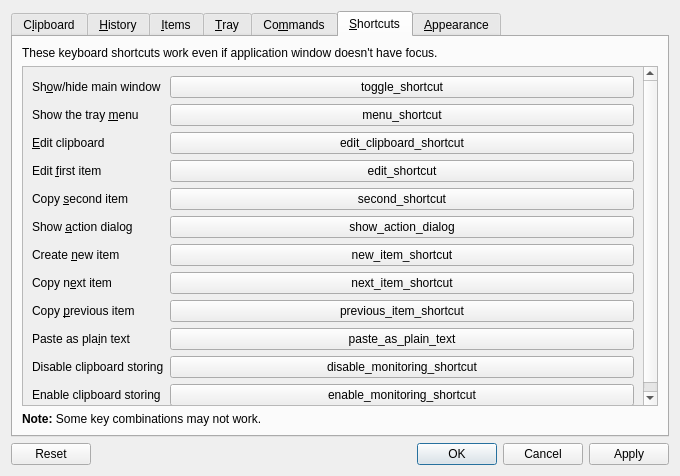
The window that src/ui/configurationmanager.ui (hluk/CopyQ) describes before a commit, drawn with Qt 5.
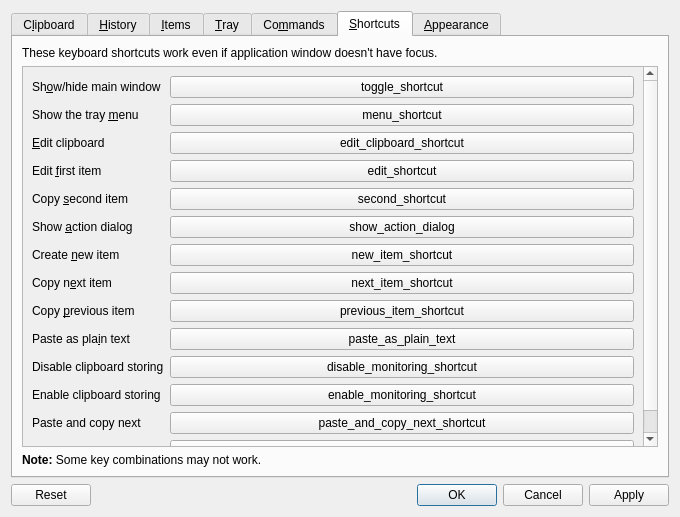
The same window after the commit. The open tabs and pages were chosen to show the change. Icons and pictures are not drawn. Custom widgets are drawn as their Qt base class.

Commit message: Shortcuts to paste and copy next/previous item

Diff of the .ui file:
```diff
--- a/src/ui/configurationmanager.ui
+++ b/src/ui/configurationmanager.ui
@@ -7,7 +7,7 @@
     <x>0</x>
     <y>0</y>
     <width>680</width>
-    <height>476</height>
+    <height>517</height>
    </rect>
   </property>
   <property name="minimumSize">
@@ -892,8 +892,8 @@
              <rect>
               <x>0</x>
               <y>0</y>
-              <width>636</width>
-              <height>342</height>
+              <width>622</width>
+              <height>390</height>
              </rect>
             </property>
             <layout class="QFormLayout" name="formLayout_4">
@@ -1140,6 +1140,40 @@
                </property>
               </widget>
              </item>
+             <item row="12" column="0">
+              <widget class="QLabel" name="label_31">
+               <property name="text">
+                <string>Paste and copy next</string>
+               </property>
+              </widget>
+             </item>
+             <item row="12" column="1">
+              <widget class="QPushButton" name="pushButton_13">
+               <property name="toolTip">
+                <string>Paste current clipboard content and copy next item to clipboard.</string>
+               </property>
+               <property name="text">
+                <string>paste_and_copy_next_shortcut</string>
+               </property>
+              </widget>
+             </item>
+             <item row="13" column="0">
+              <widget class="QLabel" name="label_32">
+               <property name="text">
+                <string>Paste and copy previous</string>
+               </property>
+              </widget>
+             </item>
+             <item row="13" column="1">
+              <widget class="QPushButton" name="pushButton_14">
+               <property name="toolTip">
+                <string>Paste current clipboard content and copy previous item to clipboard.</string>
+               </property>
+               <property name="text">
+                <string>paste_and_copy_previous_shortcut</string>
+               </property>
+              </widget>
+             </item>
             </layout>
            </widget>
           </widget>
```
Left out of the diff: 6 changed lines with no effect on the pictures. The commit also changes 1 other file.
